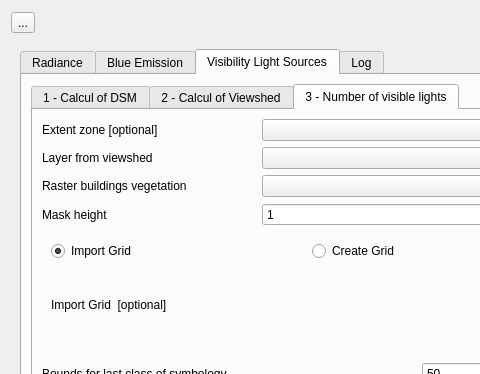
Qt form Interface_dialog_base.ui (MathieuChailloux/LightPollutionToolbox) before a commit; both pictures show x 0 to 480 and y 0 to 374 of the 856 by 631 pixel window.
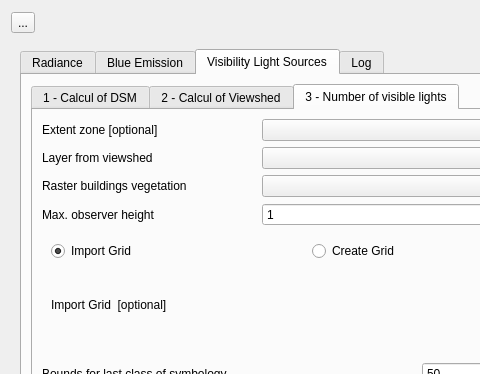
The same form after that commit. The open tabs and pages were chosen to show the change. Icons and pictures are not drawn. Custom widgets are drawn as their Qt base class.

```diff
--- a/Interface_dialog_base.ui
+++ b/Interface_dialog_base.ui
@@ -1351,7 +1351,7 @@
               <item row="3" column="0">
                <widget class="QLabel" name="label_25">
                 <property name="text">
-                 <string>Mask height</string>
+                 <string>Max. observer height</string>
                 </property>
                </widget>
               </item>
```
